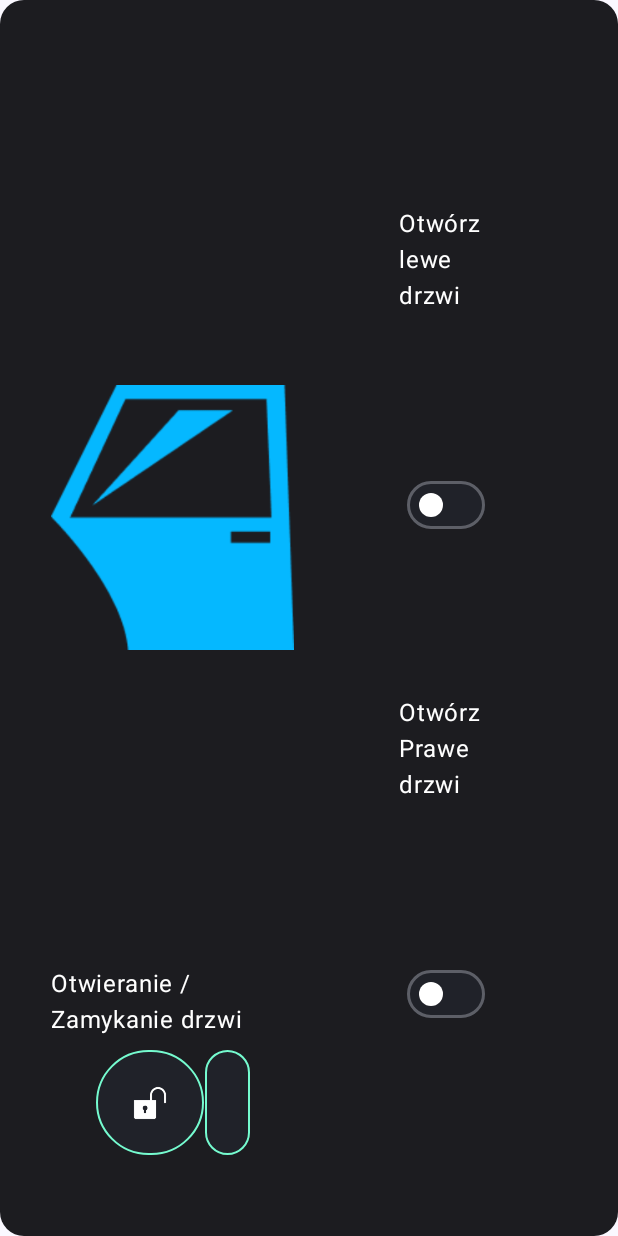
After one commit to evee03/Semicon, an Android app built with Jetpack Compose: the composable DoorsControlView shown on its own in the app's theme, on a phone screen of 412 x 824 dp. The commit adds this screen. Run offline under Robolectric (Android 15) with nearby library versions, the light colour scheme and no system bars; 4 statements that could not run were skipped.

Commit message:
doors control view

```diff
--- a/app/src/main/java/pl/pollub/myapplication/control/ControlScreen.kt
+++ b/app/src/main/java/pl/pollub/myapplication/control/ControlScreen.kt
@@ -95,7 +95,7 @@ fun ControlScreen() {
             //WYSWIETLENIE ZAWARTOSCI STRONY W ZALEZNOSCI OD ZAKLADKI
             when (selectedTab) {
                 "Światła" -> LightsControlView()
-//            "Drzwi" ->
+                "Drzwi" -> DoorsControlView()
 //            "Prędkość" ->
 //            "Kierowanie" ->
             }
--- /dev/null
+++ b/app/src/main/java/pl/pollub/myapplication/control/DoorsControlView.kt
@@ -0,0 +1,160 @@
+package pl.pollub.myapplication.control
+
+import android.util.Log
+import androidx.compose.foundation.BorderStroke
+import androidx.compose.foundation.Image
+import androidx.compose.foundation.background
+import androidx.compose.foundation.layout.*
+import androidx.compose.foundation.shape.RoundedCornerShape
+import androidx.compose.material3.*
+import androidx.compose.runtime.*
+import androidx.compose.ui.Alignment
+import androidx.compose.ui.Modifier
+import androidx.compose.ui.graphics.Color
+import androidx.compose.ui.res.painterResource
+import androidx.compose.ui.tooling.preview.Preview
+import androidx.compose.ui.unit.dp
+import pl.pollub.myapplication.R
+import pl.pollub.myapplication.ui.theme.ControlBackground
+import pl.pollub.myapplication.ui.theme.GreenNeon
+
+
+@Composable
+fun DoorsControlView() {
+    var leftIsOpen by remember { mutableStateOf(false) }
+    var rightIsOpen by remember { mutableStateOf(false) }
+
+    fun sendDoorsStatus(){
+        //TUTAJ MOZNA PRZESLAC STATUS DRZWI, WYWOLYWANA ZA KAZDYM RAZEM PRZY ZMIANIE
+        Log.d("DOOR","CHANGE OF STATE")
+    }
+
+    fun toggleDoors(isOpen: Boolean){
+        leftIsOpen = isOpen
+        rightIsOpen = isOpen
+        sendDoorsStatus()
+    }
+
+    Row(
+        modifier = Modifier
+            .fillMaxSize()
+            .background(Color(0xFF1C1C20), RoundedCornerShape(16.dp))
+            .padding(24.dp),
+        horizontalArrangement = Arrangement.Center,
+        verticalAlignment = Alignment.CenterVertically,
+    ) {
+        Column(
+            modifier = Modifier
+                .weight(1f)
+                .fillMaxHeight()
+                .padding(vertical = 30.dp)
+                .padding(horizontal = 10.dp),
+            horizontalAlignment = Alignment.CenterHorizontally,
+            verticalArrangement = Arrangement.SpaceBetween
+        ){
+            Image(
+                painter = painterResource(id = R.drawable.control_doors),
+                contentDescription = "Doors icon",
+                modifier = Modifier
+                    .weight(1f)
+            )
+            Spacer(modifier = Modifier.height(8.dp))
+            Text("Otwieranie / Zamykanie drzwi", color = Color.White)
+            Spacer(modifier = Modifier.height(8.dp))
+            Row(
+                modifier = Modifier
+                    .height(70.dp)
+                    .fillMaxWidth()
+                    .padding(horizontal = 30.dp),
+                horizontalArrangement = Arrangement.SpaceEvenly
+            ) {
+                Button(
+                    onClick = {
+                        //OTWORZ DRZWI
+                        toggleDoors(true)
+                    },
+                    colors = ButtonDefaults.buttonColors(
+                        containerColor = ControlBackground
+                    ),
+                    border = BorderStroke(1.dp, GreenNeon),
+                    shape = RoundedCornerShape(50),
+                    modifier = Modifier
+                        .fillMaxHeight()
+                ) {
+                    Image(
+                        painter = painterResource(id = R.drawable.control_unlock),
+                        contentDescription = "Unlock Icon",
+                        modifier = Modifier.size(24.dp)
+                    )
+                }
+                Button(
+                    onClick = {
+                        //ZAMKNIJ DRZWI
+                        toggleDoors(false)
+                    },
+                    colors = ButtonDefaults.buttonColors(
+                        containerColor = ControlBackground
+                    ),
+                    border = BorderStroke(1.dp, GreenNeon),
+                    shape = RoundedCornerShape(50),
+                    modifier = Modifier
+                        .fillMaxHeight()
+                ) {
+                    Image(
+                        painter = painterResource(id = R.drawable.control_lock),
+                        contentDescription = "Lock Icon",
+                        modifier = Modifier.size(24.dp)
+                    )
+                }
+        }
+        }
+        Column(
+            horizontalAlignment = Alignment.CenterHorizontally,
+            verticalArrangement = Arrangement.SpaceEvenly,
+            modifier = Modifier
+                .weight(1f)
+                .fillMaxHeight()
+                .padding(vertical = 10.dp)
+                .padding(horizontal = 60.dp)
+        ){
+            Text("Otwórz lewe drzwi", color = Color.White)
+            Switch(
+                checked = leftIsOpen,
+                onCheckedChange = {
+                    leftIsOpen = it
+                    sendDoorsStatus()
+//                    Log.d("DOORS", "OPENING LEFT")
+                },
+                colors = SwitchDefaults.colors(
+                    checkedThumbColor = Color.White,
+                    checkedTrackColor = GreenNeon,
+                    uncheckedThumbColor = Color.White,
+                    uncheckedTrackColor = ControlBackground
+                )
+            )
+            Text("Otwórz Prawe drzwi", color = Color.White)
+            Switch(
+                checked = rightIsOpen,
+                onCheckedChange = {
+                    rightIsOpen = it
+                    sendDoorsStatus()
+                },
+                colors = SwitchDefaults.colors(
+                    checkedThumbColor = Color.White,
+                    checkedTrackColor = GreenNeon,
+                    uncheckedThumbColor = Color.White,
+                    uncheckedTrackColor = ControlBackground
+                )
+            )
+        }
+
+    }
+}
+
+@Preview(showBackground = true, widthDp = 800, heightDp = 300)
+@Composable
+fun DoorsControlViewPreview() {
+    MaterialTheme {
+        DoorsControlView()
+    }
+}
--- a/app/src/main/java/pl/pollub/myapplication/control/LightsControlView.kt
+++ b/app/src/main/java/pl/pollub/myapplication/control/LightsControlView.kt
@@ -1,6 +1,5 @@
 package pl.pollub.myapplication.control
 
-import android.service.controls.Control
 import androidx.compose.foundation.BorderStroke
 import androidx.compose.foundation.Image
 import androidx.compose.foundation.background
@@ -47,10 +46,10 @@ fun LightsControlView() {
     ) {
         Column(
             modifier = Modifier
-                .width(250.dp)
+                .width(320.dp)
                 .fillMaxHeight()
                 .padding(vertical = 30.dp)
-                .padding(horizontal = 10.dp),
+                .padding(horizontal = 20.dp),
             horizontalAlignment = Alignment.CenterHorizontally,
             verticalArrangement = Arrangement.SpaceEvenly
         ){
@@ -58,7 +57,7 @@ fun LightsControlView() {
                 painter = painterResource(id = R.drawable.control_lights),
                 contentDescription = "Lights icon",
                 modifier = Modifier
-                    .size(64.dp)
+                    .weight(1f)
             )
 
             Spacer(modifier = Modifier.height(8.dp))
@@ -101,7 +100,7 @@ fun LightsControlView() {
                 .weight(1f)
                 .fillMaxHeight()
                 .padding(vertical = 10.dp)
-                .padding(horizontal = 60.dp)
+                .padding(horizontal = 30.dp)
         ){
             Text("Ustaw kolor świateł", color = Color.White)
             ColorPicker(
```
Also changed, not shown: app/src/main/res/drawable/control_doors.png (added), app/src/main/res/drawable/control_lock.png (added), app/src/main/res/drawable/control_unlock.png (added), 1 other file.
